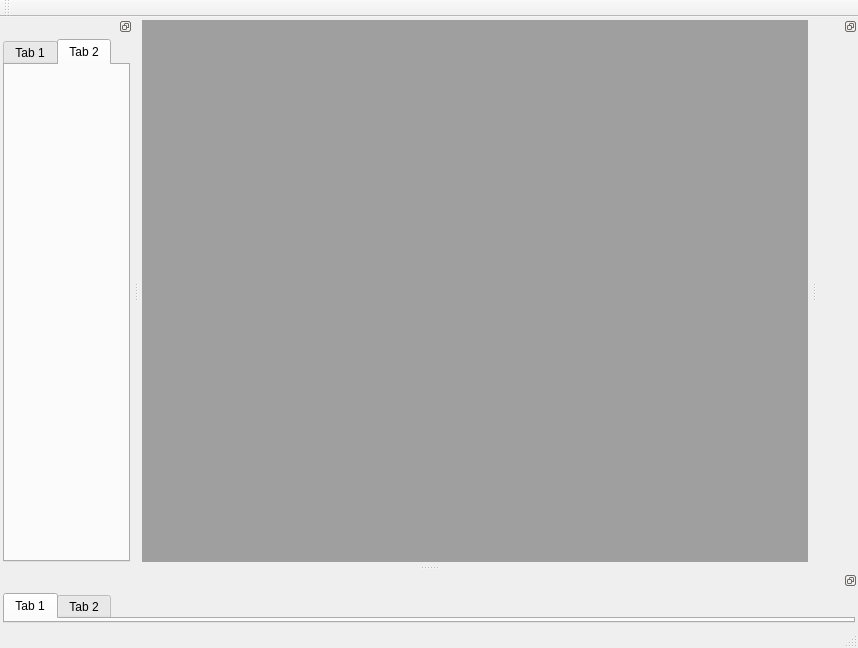
This is mainwindow.ui in LeZheng/Canary-Adb as Qt 5 draws it before an edit. The edited form follows.
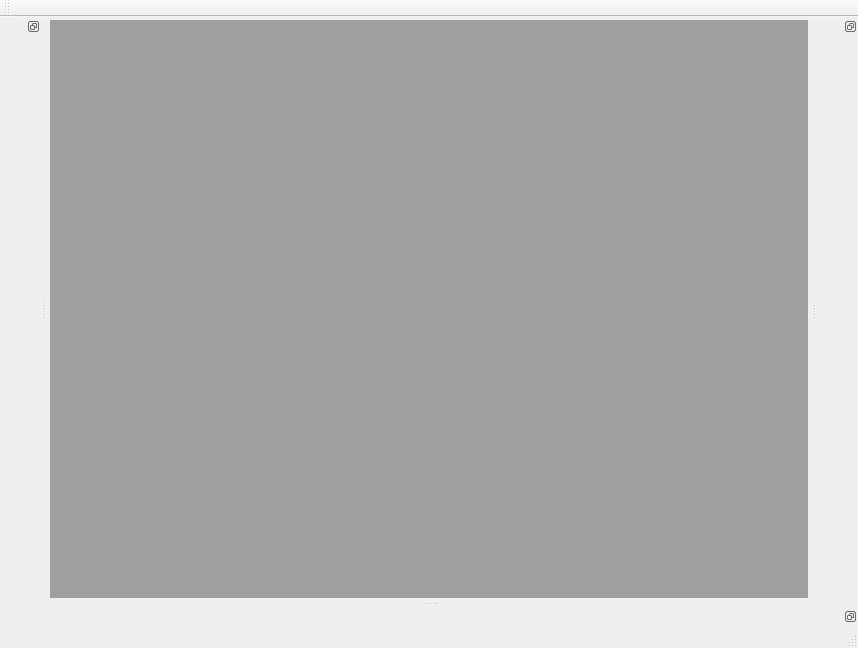
This is the edited form.

Commit message: 画控制台界面

```diff
--- a/mainwindow.ui
+++ b/mainwindow.ui
@@ -76,42 +76,7 @@
    <attribute name="dockWidgetArea">
     <number>1</number>
    </attribute>
-   <widget class="QWidget" name="dockWidgetContents_2">
-    <layout class="QVBoxLayout" name="verticalLayout">
-     <property name="spacing">
-      <number>3</number>
-     </property>
-     <property name="leftMargin">
-      <number>3</number>
-     </property>
-     <property name="topMargin">
-      <number>3</number>
-     </property>
-     <property name="rightMargin">
-      <number>3</number>
-     </property>
-     <property name="bottomMargin">
-      <number>3</number>
-     </property>
-     <item>
-      <widget class="QTabWidget" name="tabWidget_2">
-       <property name="currentIndex">
-        <number>1</number>
-       </property>
-       <widget class="QWidget" name="tab_3">
-        <attribute name="title">
-         <string>Tab 1</string>
-        </attribute>
-       </widget>
-       <widget class="QWidget" name="tab_4">
-        <attribute name="title">
-         <string>Tab 2</string>
-        </attribute>
-       </widget>
-      </widget>
-     </item>
-    </layout>
-   </widget>
+   <widget class="QWidget" name="dockWidgetContents_2"/>
   </widget>
   <widget class="QDockWidget" name="bottomDockWidget">
    <property name="features">
@@ -123,42 +88,7 @@
    <attribute name="dockWidgetArea">
     <number>8</number>
    </attribute>
-   <widget class="QWidget" name="dockWidgetContents_3">
-    <layout class="QHBoxLayout" name="horizontalLayout">
-     <property name="spacing">
-      <number>3</number>
-     </property>
-     <property name="leftMargin">
-      <number>3</number>
-     </property>
-     <property name="topMargin">
-      <number>3</number>
-     </property>
-     <property name="rightMargin">
-      <number>3</number>
-     </property>
-     <property name="bottomMargin">
-      <number>3</number>
-     </property>
-     <item>
-      <widget class="QTabWidget" name="tabWidget_3">
-       <property name="tabShape">
-        <enum>QTabWidget::Rounded</enum>
-       </property>
-       <widget class="QWidget" name="tab_5">
-        <attribute name="title">
-         <string>Tab 1</string>
-        </attribute>
-       </widget>
-       <widget class="QWidget" name="tab_6">
-        <attribute name="title">
-         <string>Tab 2</string>
-        </attribute>
-       </widget>
-      </widget>
-     </item>
-    </layout>
-   </widget>
+   <widget class="QWidget" name="dockWidgetContents_3"/>
   </widget>
  </widget>
  <layoutdefault spacing="6" margin="11"/>
```
The commit also changes 4 other files.
